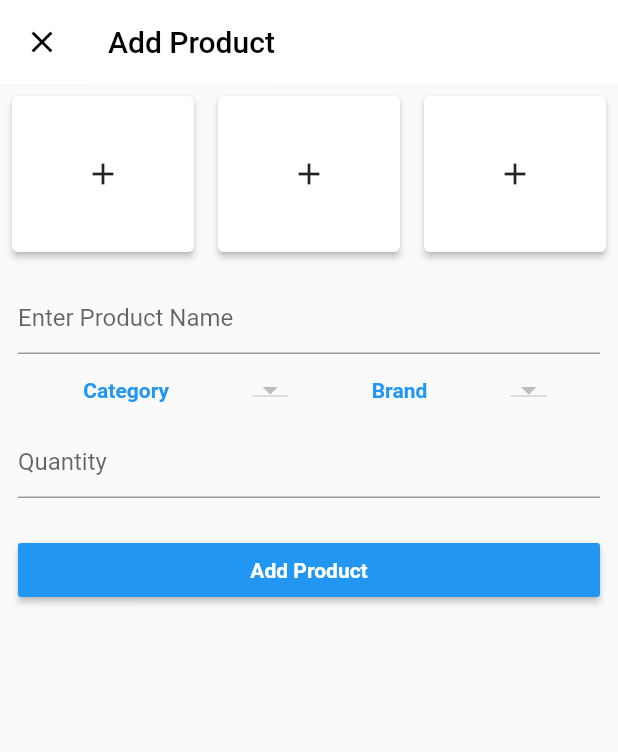
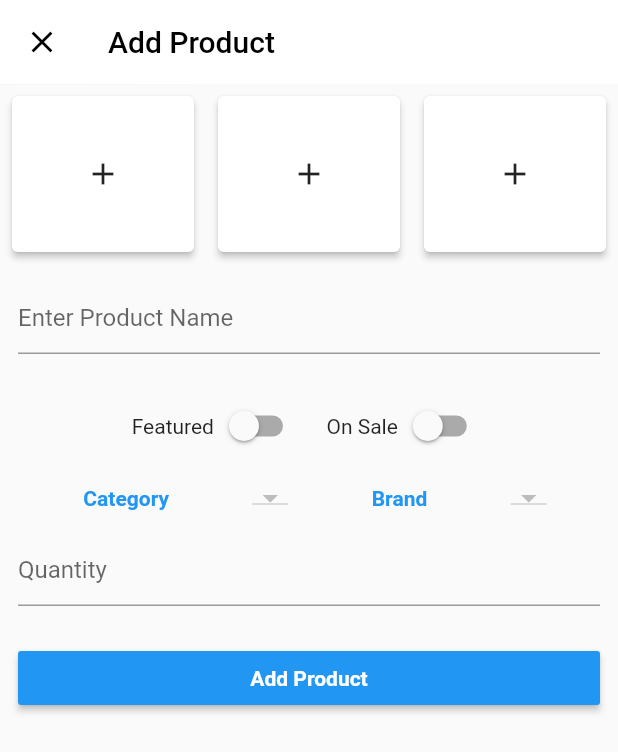
Before and after one commit to Ahmedgadein/OrderX-Admin, a Flutter app: the AddProductScreen screen opened directly, on a phone screen of 412 x 824 dp. Shown: the top 752 px of the screen. Run offline on Flutter 3.47's test engine with Material 2 defaults, Android fonts, the phone set to English and light mode, and no system bars; our stand-ins replace cloud_firestore, firebase_auth, firebase_storage, fluttertoast, image_picker; missing offline and left inert: flutter_multiselect; accounts and stored records are empty; network calls fail.

Commit message:
featured & on Sale options

```diff
--- a/lib/screens/add_product.dart
+++ b/lib/screens/add_product.dart
@@ -9,6 +9,7 @@ import 'package:image_picker/image_picker.dart';
 import 'package:orderxadmin/db/brand.dart';
 import 'package:orderxadmin/db/category.dart';
 import 'package:orderxadmin/db/product.dart';
+import 'package:flutter_multiselect/flutter_multiselect.dart';
 
 class AddProductScreen extends StatefulWidget {
   @override
@@ -34,6 +35,11 @@ class _AddProductScreenState extends State<AddProductScreen> {
 
   TextEditingController _product_controller = TextEditingController();
   TextEditingController _quantity_controller = TextEditingController();
+
+  List<int> _colors = [];
+
+  bool isFeatured = false;
+  bool onSale = false;
 
   //Image Files
   final ImagePicker _picker = ImagePicker();
@@ -155,6 +161,40 @@ class _AddProductScreenState extends State<AddProductScreen> {
                         }
                         return null;
                       },
+                    ),
+                  ),
+
+
+                  Padding(
+                    padding: const EdgeInsets.all(12.0),
+                    child: Row(
+                      mainAxisAlignment: MainAxisAlignment.center,
+                      children: <Widget>[
+                        Padding(
+                          padding: const EdgeInsets.symmetric(horizontal:8.0),
+                          child: Row(
+                            children: <Widget>[
+                              Text("Featured"),
+                              Switch(
+                                value: isFeatured,
+                                onChanged: onFeaturedChanged,
+                              )
+                            ],
+                          ),
+                        ),
+                        Padding(
+                          padding: const EdgeInsets.symmetric(horizontal:8.0),
+                          child: Row(
+                            children: <Widget>[
+                              Text("On Sale"),
+                              Switch(
+                                value: onSale,
+                                onChanged: onSaleChanged,
+                              )
+                            ],
+                          ),
+                        )
+                      ],
                     ),
                   ),
 
@@ -431,4 +471,12 @@ class _AddProductScreenState extends State<AddProductScreen> {
       }
     }
   }
+
+  void onFeaturedChanged(bool value) {
+    setState(() => isFeatured = value);
+  }
+
+  void onSaleChanged(bool value) {
+    setState(() => onSale = value);
+  }
 }
```
